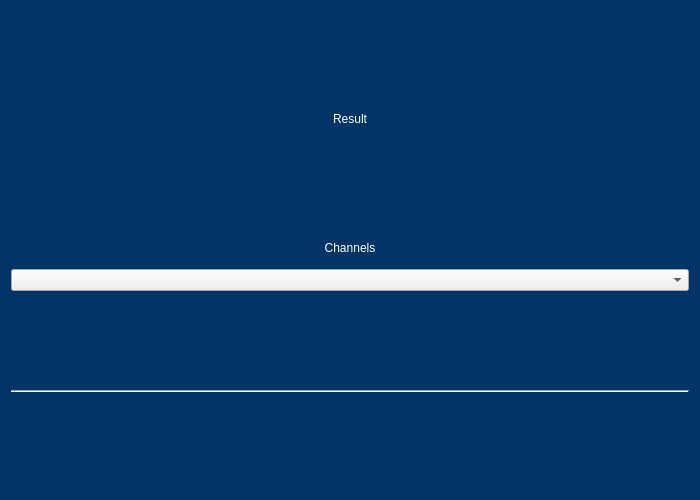
Qt form gui/result_image_dialog.ui (SilMon/NucDetect) before a commit.
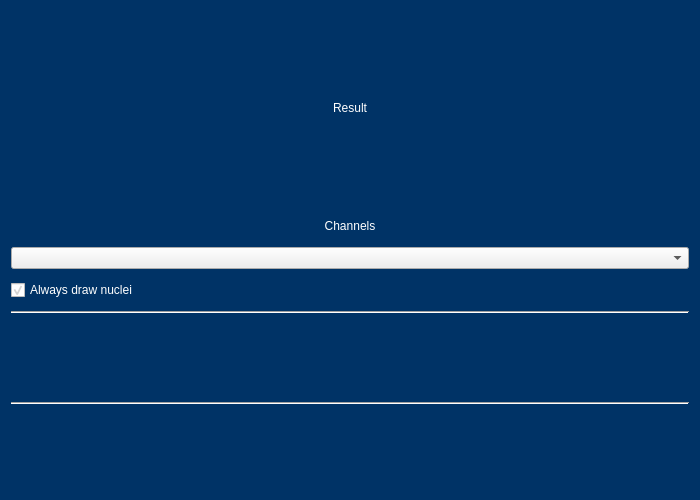
The same form after that commit.

```diff
--- a/gui/result_image_dialog.ui
+++ b/gui/result_image_dialog.ui
@@ -59,7 +59,7 @@
 	background-color:  rgba(40, 60, 100 , 255);
 }
 
-QLabel{
+QLabel, QCheckBox{
 	font-size: 12px;
 	color: White;
 	min-height: 30px;
@@ -153,6 +153,23 @@
        <item>
         <widget class="QComboBox" name="cbx_channels"/>
        </item>
+       <item>
+        <widget class="QCheckBox" name="cbx_nuclei">
+         <property name="text">
+          <string>Always draw nuclei</string>
+         </property>
+         <property name="checked">
+          <bool>true</bool>
+         </property>
+        </widget>
+       </item>
+       <item>
+        <widget class="Line" name="line_2">
+         <property name="orientation">
+          <enum>Qt::Horizontal</enum>
+         </property>
+        </widget>
+       </item>
       </layout>
      </item>
     </layout>
```
